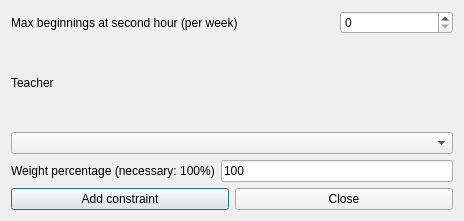
Before: the Qt Designer form fet/src/interface/addconstraintteacherafternoonsearlymaxbeginningsatsecondhourform_template.ui in vonmecheln/fet, drawn with Qt 5.
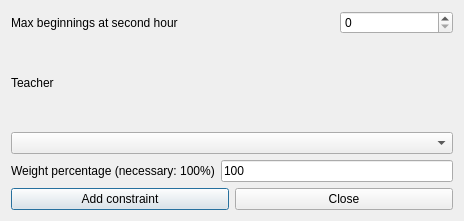
After: the same form once the commit is applied.

```diff
--- a/fet/src/interface/addconstraintteacherafternoonsearlymaxbeginningsatsecondhourform_template.ui
+++ b/fet/src/interface/addconstraintteacherafternoonsearlymaxbeginningsatsecondhourform_template.ui
@@ -23,7 +23,7 @@
       <enum>QFrame::Plain</enum>
      </property>
      <property name="text">
-      <string>Max beginnings at second hour (per week)</string>
+      <string>Max beginnings at second hour</string>
      </property>
      <property name="wordWrap">
       <bool>false</bool>
```
